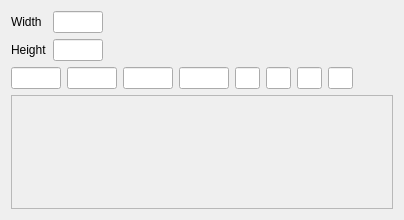
Old version of the form src/bitmapresource.ui in the repository dstien/stressed.
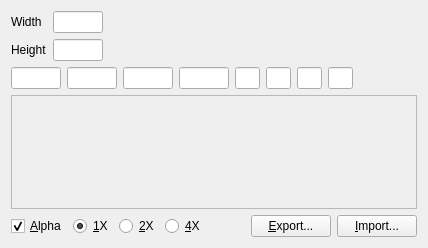
New version of the form.

Commit message: Bitmap import/export, view scale, alpha channel.

What changed in the file:
```diff
--- a/src/bitmapresource.ui
+++ b/src/bitmapresource.ui
@@ -333,6 +333,71 @@
      </property>
     </widget>
    </item>
+   <item>
+    <layout class="QHBoxLayout" >
+     <item>
+      <widget class="QCheckBox" name="checkAlpha" >
+       <property name="text" >
+        <string>&amp;Alpha</string>
+       </property>
+       <property name="checked" >
+        <bool>true</bool>
+       </property>
+      </widget>
+     </item>
+     <item>
+      <widget class="QRadioButton" name="radioScale1" >
+       <property name="text" >
+        <string>&amp;1X</string>
+       </property>
+       <property name="checked" >
+        <bool>true</bool>
+       </property>
+      </widget>
+     </item>
+     <item>
+      <widget class="QRadioButton" name="radioScale2" >
+       <property name="text" >
+        <string>&amp;2X</string>
+       </property>
+      </widget>
+     </item>
+     <item>
+      <widget class="QRadioButton" name="radioScale4" >
+       <property name="text" >
+        <string>&amp;4X</string>
+       </property>
+      </widget>
+     </item>
+     <item>
+      <spacer>
+       <property name="orientation" >
+        <enum>Qt::Horizontal</enum>
+       </property>
+       <property name="sizeHint" >
+        <size>
+         <width>40</width>
+         <height>20</height>
+        </size>
+       </property>
+      </spacer>
+     </item>
+     <item>
+      <widget class="QPushButton" name="buttonExport" >
+       <property name="text" >
+        <string>&amp;Export...</string>
+       </property>
+      </widget>
+     </item>
+     <item>
+      <widget class="QPushButton" name="buttonImport" >
+       <property name="text" >
+        <string>&amp;Import...</string>
+       </property>
+      </widget>
+     </item>
+    </layout>
+   </item>
   </layout>
  </widget>
  <resources/>
```
Left out of the diff: 36 changed lines with no effect on the pictures. The commit also changes 6 other files.
